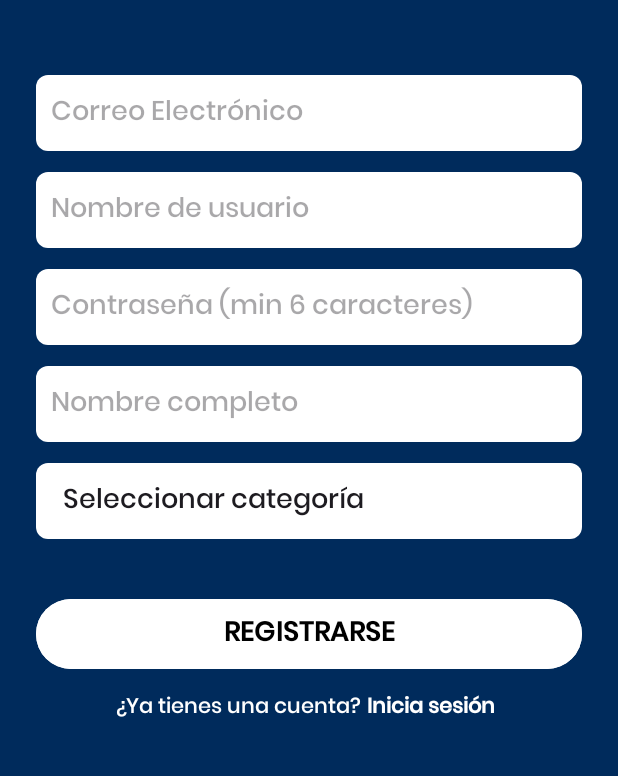
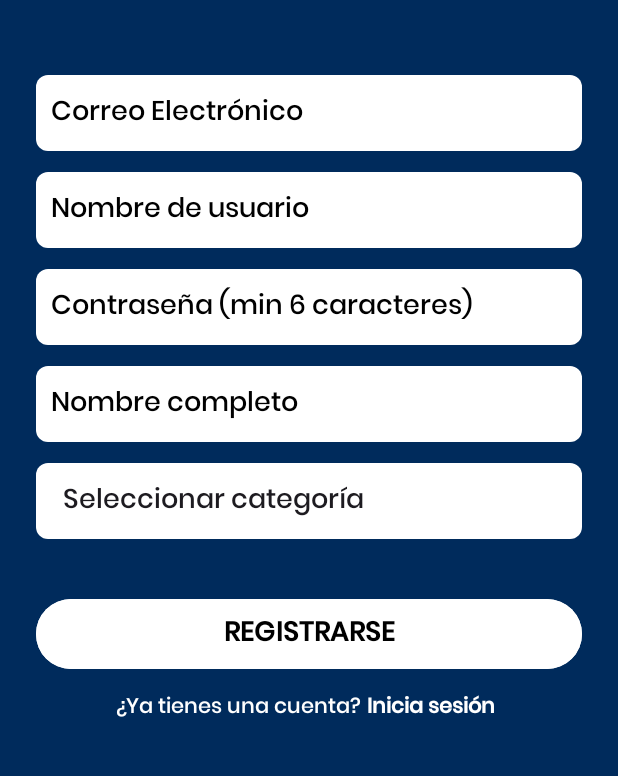
Before and after one commit to Ivanpelu7/swimeet, an Android app: the RegisterActivity screen opened directly, with no data from a screen before it, on a phone screen of 412 x 824 dp, the part 307-1083 px from its top. Run offline under Robolectric (Android 15) with nearby library versions, the phone set to English and light mode, and no system bars; our stand-ins replace Firebase (no records; nobody signed in at launch, a user with empty details on screens opened directly).

Commit message:
bottom navigation done

```diff
--- a/app/build.gradle.kts
+++ b/app/build.gradle.kts
@@ -42,6 +42,7 @@ android {
 
 dependencies {
 
+    implementation("androidx.navigation:navigation-fragment:2.7.7")
     val navVersion = "2.7.1"
 
     implementation("androidx.core:core-ktx:1.9.0")
--- a/app/src/main/res/color/bottom_nav_selector.xml
+++ b/app/src/main/res/color/bottom_nav_selector.xml
@@ -1,5 +1,5 @@
 <?xml version="1.0" encoding="utf-8"?>
 <selector xmlns:android="http://schemas.android.com/apk/res/android">
-    <item android:color="@color/blDue" android:state_checked="true"/>
+    <item android:color="@color/blue3" android:state_checked="true"/>
     <item android:color="@color/white"/>
 </selector>
--- /dev/null
+++ b/app/src/main/res/drawable/chat.xml
@@ -0,0 +1,5 @@
+<vector android:autoMirrored="true" android:height="24dp"
+    android:tint="#FFFFFF" android:viewportHeight="24"
+    android:viewportWidth="24" android:width="24dp" xmlns:android="http://schemas.android.com/apk/res/android">
+    <path android:fillColor="@android:color/white" android:pathData="M20,2L4,2c-1.1,0 -1.99,0.9 -1.99,2L2,22l4,-4h14c1.1,0 2,-0.9 2,-2L22,4c0,-1.1 -0.9,-2 -2,-2zM6,9h12v2L6,11L6,9zM14,14L6,14v-2h8v2zM18,8L6,8L6,6h12v2z"/>
+</vector>
--- /dev/null
+++ b/app/src/main/res/drawable/records.xml
@@ -0,0 +1,6 @@
+<vector android:height="24dp" android:tint="#FFFFFF"
+    android:viewportHeight="24" android:viewportWidth="24"
+    android:width="24dp" xmlns:android="http://schemas.android.com/apk/res/android">
+    <path android:fillColor="@android:color/white" android:pathData="M9,1h6v2h-6z"/>
+    <path android:fillColor="@android:color/white" android:pathData="M19.03,7.39l1.42,-1.42c-0.43,-0.51 -0.9,-0.99 -1.41,-1.41l-1.42,1.42C16.07,4.74 14.12,4 12,4c-4.97,0 -9,4.03 -9,9c0,4.97 4.02,9 9,9s9,-4.03 9,-9C21,10.88 20.26,8.93 19.03,7.39zM13,14h-2V8h2V14z"/>
+</vector>
--- a/app/src/main/res/layout/activity_login.xml
+++ b/app/src/main/res/layout/activity_login.xml
@@ -40,6 +40,7 @@
             android:layout_marginBottom="14dp"
             android:background="@drawable/edit_text_auth"
             android:backgroundTint="@color/white"
+            android:textColorHint="@color/black"
             android:fontFamily="@font/poppins_medium"
             android:hint="Correo Electrónico"
             android:inputType="textEmailAddress"
@@ -52,6 +53,7 @@
             android:layout_height="wrap_content"
             android:background="@drawable/edit_text_auth"
             android:backgroundTint="@color/white"
+            android:textColorHint="@color/black"
             android:fontFamily="@font/poppins_medium"
             android:hint="Contraseña"
             android:inputType="textPassword"
--- a/app/src/main/res/layout/activity_main.xml
+++ b/app/src/main/res/layout/activity_main.xml
@@ -25,9 +25,10 @@
         app:layout_constraintEnd_toEndOf="parent"
         app:layout_constraintBottom_toBottomOf="parent"
         app:menu="@menu/bottom_menu"
+        android:background="@color/blDue"
+        app:itemTextColor="@color/bottom_nav_selector"
         app:itemIconTint="@color/bottom_nav_selector"
-        app:itemTextColor="@color/white"
-        android:background="@color/blDue" />
+        app:itemActiveIndicatorStyle="@null"/>
 
     <LinearLayout
         android:id="@+id/header"
--- a/app/src/main/res/layout/activity_register.xml
+++ b/app/src/main/res/layout/activity_register.xml
@@ -4,19 +4,19 @@
     xmlns:tools="http://schemas.android.com/tools"
     android:layout_width="match_parent"
     android:layout_height="match_parent"
-    tools:context=".ui.RegisterActivity"
-    android:background="@color/blDue">
+    android:background="@color/blDue"
+    tools:context=".ui.RegisterActivity">
 
     <LinearLayout
-        android:orientation="vertical"
         android:layout_width="match_parent"
         android:layout_height="0dp"
+        android:layout_marginHorizontal="24dp"
+        android:gravity="center"
+        android:orientation="vertical"
+        app:layout_constraintBottom_toBottomOf="parent"
+        app:layout_constraintEnd_toEndOf="parent"
         app:layout_constraintStart_toStartOf="parent"
-        app:layout_constraintEnd_toEndOf="parent"
-        app:layout_constraintTop_toTopOf="parent"
-        app:layout_constraintBottom_toBottomOf="parent"
-        android:gravity="center"
-        android:layout_marginHorizontal="24dp">
+        app:layout_constraintTop_toTopOf="parent">
 
 
         <TextView
@@ -42,7 +42,8 @@
             android:fontFamily="@font/poppins_medium"
             android:hint="Correo Electrónico"
             android:inputType="textEmailAddress"
-            android:padding="10dp" />
+            android:padding="10dp"
+            android:textColorHint="@color/black" />
 
         <EditText
             android:id="@+id/etUsername"
@@ -54,7 +55,8 @@
             android:fontFamily="@font/poppins_medium"
             android:hint="Nombre de usuario"
             android:inputType="text"
-            android:padding="10dp" />
+            android:padding="10dp"
+            android:textColorHint="@color/black" />
 
         <EditText
             android:id="@+id/etRegisterPassword"
@@ -66,7 +68,8 @@
             android:fontFamily="@font/poppins_medium"
             android:hint="Contraseña (min 6 caracteres)"
             android:inputType="textPassword"
-            android:padding="10dp" />
+            android:padding="10dp"
+            android:textColorHint="@color/black" />
 
         <EditText
             android:id="@+id/etName"
@@ -78,7 +81,8 @@
             android:fontFamily="@font/poppins_medium"
             android:hint="Nombre completo"
             android:inputType="text"
-            android:padding="10dp" />
+            android:padding="10dp"
+            android:textColorHint="@color/black" />
 
         <Spinner
             android:id="@+id/spinnerCategories"
@@ -107,28 +111,28 @@
         <LinearLayout
             android:layout_width="match_parent"
             android:layout_height="wrap_content"
-            android:orientation="horizontal"
+            android:layout_marginTop="6dp"
             android:gravity="center"
-            android:layout_marginTop="6dp">
+            android:orientation="horizontal">
 
             <TextView
                 android:id="@+id/tvHaveAccount"
                 android:layout_width="wrap_content"
                 android:layout_height="wrap_content"
+                android:fontFamily="@font/poppins_medium"
                 android:text="¿Ya tienes una cuenta?"
-                android:textColor="@color/white"
                 android:textAlignment="center"
-                android:fontFamily="@font/poppins_medium" />
+                android:textColor="@color/white" />
 
             <TextView
                 android:id="@+id/tvIniciaSesion"
                 android:layout_width="wrap_content"
                 android:layout_height="wrap_content"
-                android:text="Inicia sesión"
-                android:textColor="@color/white"
-                android:textAlignment="center"
                 android:fontFamily="@font/poppins_medium"
                 android:padding="4dp"
+                android:text="Inicia sesión"
+                android:textAlignment="center"
+                android:textColor="@color/white"
                 android:textStyle="bold" />
         </LinearLayout>
 
```
Also changed, not shown: app/src/main/res/menu/bottom_menu.xml (+8 -3 lines), app/src/main/res/values/colors.xml (+6 -6 lines).
